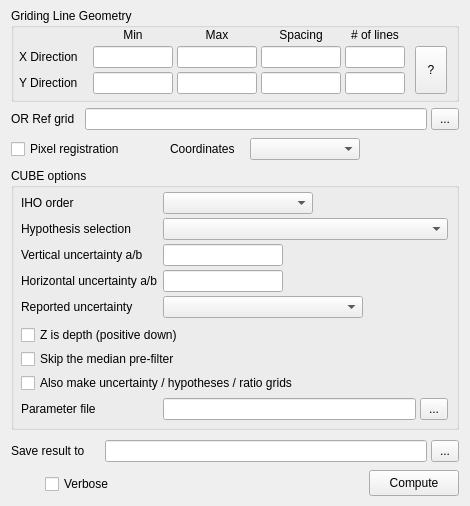
GenericMappingTools/InteractiveGMT, file deps/ui/cube_dialog.ui: the form before one commit.
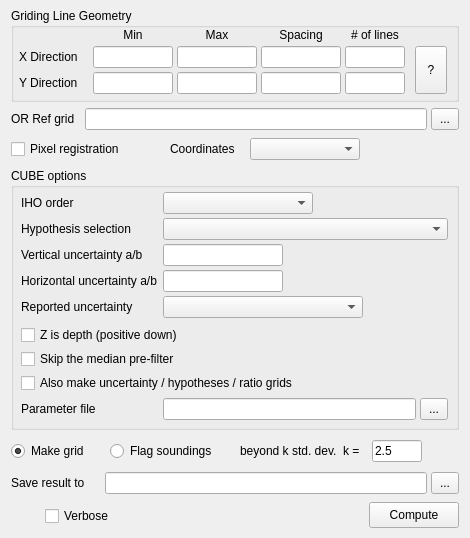
The form after the commit.

Commit message: feat: CUBE filter, pane Gridding, MB editing gestures

What changed in the file:
```diff
--- a/deps/ui/cube_dialog.ui
+++ b/deps/ui/cube_dialog.ui
@@ -3,7 +3,7 @@
  <class>CubeDialog</class>
  <widget class="QDialog" name="CubeDialog">
   <property name="geometry">
-   <rect><x>0</x><y>0</y><width>470</width><height>506</height></rect>
+   <rect><x>0</x><y>0</y><width>470</width><height>538</height></rect>
   </property>
   <property name="windowTitle">
    <string>CUBE gridding (MB-System)</string>
@@ -156,29 +156,49 @@
     <property name="text"><string>...</string></property>
    </widget>
   </widget>
-  <widget class="QLabel" name="lb_out">
+  <widget class="QRadioButton" name="rb_grid">
    <property name="geometry"><rect><x>11</x><y>440</y><width>90</width><height>22</height></rect></property>
+   <property name="text"><string>Make grid</string></property>
+   <property name="checked"><bool>true</bool></property>
+   <property name="toolTip"><string>Grid the soundings with CUBE: depth (and, if asked, its uncertainty, hypotheses, ratio and soundings used)</string></property>
+  </widget>
+  <widget class="QRadioButton" name="rb_flag">
+   <property name="geometry"><rect><x>110</x><y>440</y><width>120</width><height>22</height></rect></property>
+   <property name="text"><string>Flag soundings</string></property>
+   <property name="toolTip"><string>CUBE as a filter, like mbfilter: no grid. The soundings that miss CUBE's chosen depth at their node by more than k standard deviations (sounding and node together) are flagged -- in the 3D Soundings pane (written to the .esf by its Save), or straight into each swath file's .esf</string></property>
+  </widget>
+  <widget class="QLabel" name="lb_flagk">
+   <property name="geometry"><rect><x>240</x><y>440</y><width>130</width><height>22</height></rect></property>
+   <property name="text"><string>beyond k std. dev.  k =</string></property>
+  </widget>
+  <widget class="QLineEdit" name="edit_flagk">
+   <property name="geometry"><rect><x>372</x><y>440</y><width>50</width><height>22</height></rect></property>
+   <property name="text"><string>2.5</string></property>
+   <property name="toolTip"><string>A sounding is flagged when |depth - CUBE depth| &gt; k * sqrt(sounding variance + node variance)</string></property>
+  </widget>
+  <widget class="QLabel" name="lb_out">
+   <property name="geometry"><rect><x>11</x><y>472</y><width>90</width><height>22</height></rect></property>
    <property name="text"><string>Save result to</string></property>
   </widget>
   <widget class="QLineEdit" name="edit_outfile">
-   <property name="geometry"><rect><x>105</x><y>440</y><width>322</width><height>22</height></rect></property>
+   <property name="geometry"><rect><x>105</x><y>472</y><width>322</width><height>22</height></rect></property>
    <property name="toolTip"><string>Optional output grid file. Leave empty to keep the result only in this window.</string></property>
   </widget>
   <widget class="QToolButton" name="btn_outfile">
-   <property name="geometry"><rect><x>431</x><y>440</y><width>28</width><height>22</height></rect></property>
+   <property name="geometry"><rect><x>431</x><y>472</y><width>28</width><height>22</height></rect></property>
    <property name="text"><string>...</string></property>
   </widget>
   <widget class="QWidget" name="manualHolder">
-   <property name="geometry"><rect><x>11</x><y>471</y><width>26</width><height>26</height></rect></property>
+   <property name="geometry"><rect><x>11</x><y>503</y><width>26</width><height>26</height></rect></property>
    <property name="toolTip"><string>Open full manual page</string></property>
   </widget>
   <widget class="QCheckBox" name="chk_verbose">
-   <property name="geometry"><rect><x>45</x><y>472</y><width>80</width><height>24</height></rect></property>
+   <property name="geometry"><rect><x>45</x><y>504</y><width>80</width><height>24</height></rect></property>
    <property name="text"><string>Verbose</string></property>
    <property name="toolTip"><string>Let the module report its progress in the Julia console (-V)</string></property>
   </widget>
   <widget class="QPushButton" name="push_compute">
-   <property name="geometry"><rect><x>369</x><y>470</y><width>90</width><height>26</height></rect></property>
+   <property name="geometry"><rect><x>369</x><y>502</y><width>90</width><height>26</height></rect></property>
    <property name="text"><string>Compute</string></property>
    <property name="autoDefault"><bool>false</bool></property>
   </widget>
```
The commit also changes 14 other files.
